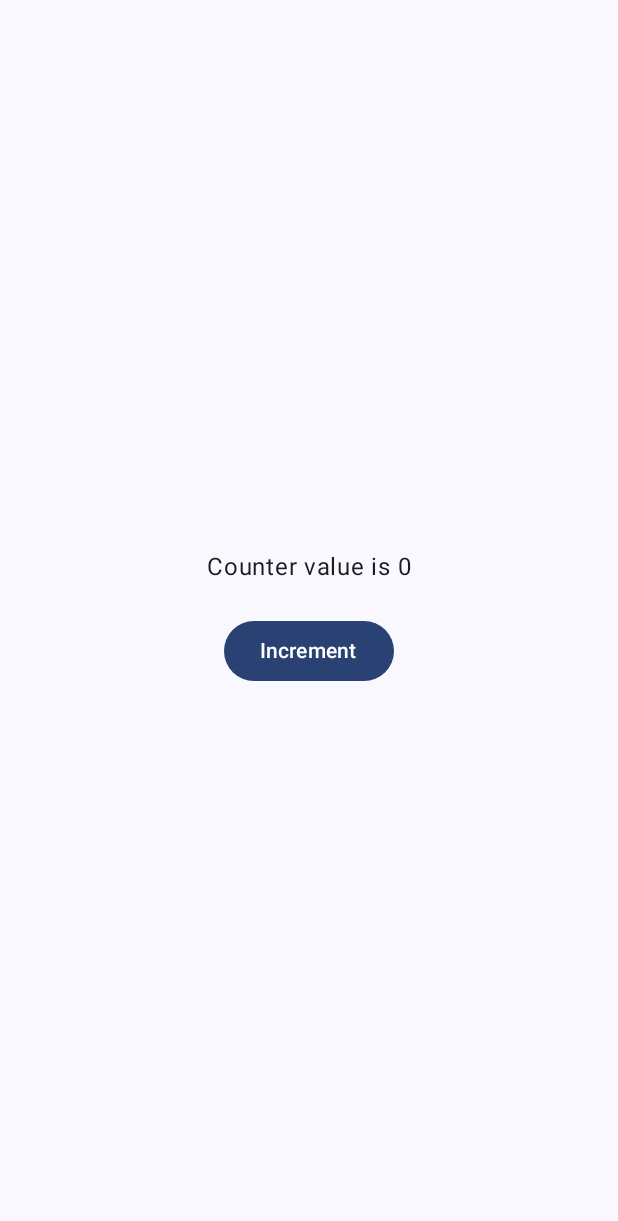
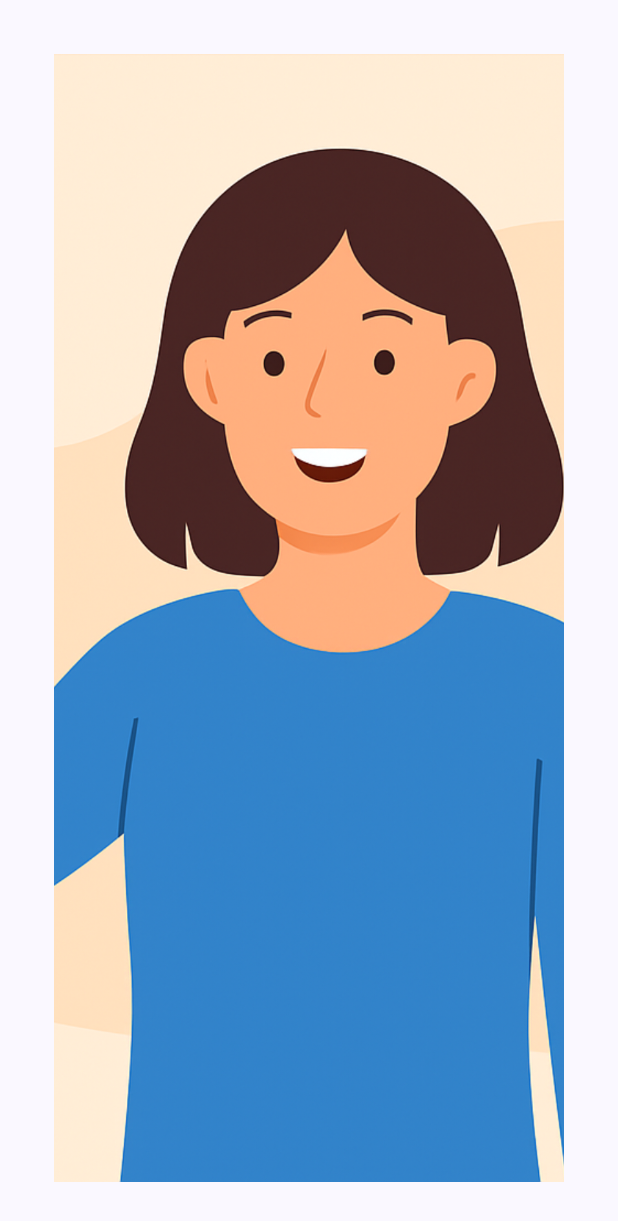
Before and after one commit to Raghav123-30/jetpack-compose-mastery, an Android app built with Jetpack Compose: the screen it shows after launch (MainActivity), on a phone screen of 412 x 824 dp. Shown: the top 1221 px of the screen. Run offline under Robolectric (Android 15) with nearby library versions, the phone set to English and light mode, and no system bars.

Commit message:
Explore displaying local images

```diff
--- a/app/src/main/java/com/warmup/jetpackcomposemastery/MainActivity.kt
+++ b/app/src/main/java/com/warmup/jetpackcomposemastery/MainActivity.kt
@@ -1,14 +1,18 @@
 package com.warmup.jetpackcomposemastery
 
+import android.annotation.SuppressLint
+import android.media.Image
 import android.os.Bundle
 import android.widget.Button
 import androidx.activity.ComponentActivity
 import androidx.activity.compose.setContent
 import androidx.activity.enableEdgeToEdge
+import androidx.compose.foundation.Image
 import androidx.compose.foundation.layout.Arrangement
 import androidx.compose.foundation.layout.Column
 import androidx.compose.foundation.layout.Spacer
 import androidx.compose.foundation.layout.fillMaxSize
+import androidx.compose.foundation.layout.fillMaxWidth
 import androidx.compose.foundation.layout.height
 import androidx.compose.foundation.layout.padding
 import androidx.compose.material3.Scaffold
@@ -21,24 +25,23 @@ import androidx.compose.runtime.saveable.rememberSaveable
 import androidx.compose.runtime.setValue
 import androidx.compose.ui.Alignment
 import androidx.compose.ui.Modifier
+import androidx.compose.ui.layout.ContentScale
+import androidx.compose.ui.res.painterResource
 import androidx.compose.ui.tooling.preview.Preview
 import androidx.compose.ui.unit.dp
 import com.warmup.jetpackcomposemastery.ui.theme.JetpackComposeMasteryTheme
 
 class MainActivity : ComponentActivity() {
+    @SuppressLint("UnusedMaterial3ScaffoldPaddingParameter")
     override fun onCreate(savedInstanceState: Bundle?) {
         super.onCreate(savedInstanceState)
         enableEdgeToEdge()
         setContent {
             JetpackComposeMasteryTheme {
-                Scaffold(modifier = Modifier.fillMaxSize()) { innerPadding ->
-                    var counter by rememberSaveable { mutableIntStateOf(0) }
-                    Column(modifier = Modifier.fillMaxSize().padding(innerPadding), verticalArrangement = Arrangement.Center, horizontalAlignment = Alignment.CenterHorizontally) {
-                        Text("Counter value is $counter")
-                        Spacer(modifier = Modifier.height(20.dp))
-                        ChildComponent {
-                            counter += 1
-                        }
+                Scaffold(modifier = Modifier.fillMaxSize()) {
+
+                    Column(modifier = Modifier.fillMaxSize().padding(20.dp), verticalArrangement = Arrangement.Center, horizontalAlignment = Alignment.CenterHorizontally) {
+                       DisplayImage()
                     }
                 }
             }
@@ -46,9 +49,13 @@ class MainActivity : ComponentActivity() {
     }
 }
 
+
 @Composable
-fun ChildComponent(onIncrement:()-> Unit){
-    Button(onClick = onIncrement) {
-        Text("Increment")
-    }
+fun DisplayImage(){
+    Image(
+        painter = painterResource(R.drawable.waving_person),
+        contentDescription = "Waving Person",
+        modifier = Modifier.fillMaxWidth().padding(16.dp),
+        contentScale = ContentScale.Crop
+    )
 }
```
Also changed, not shown: app/src/main/res/drawable/waving_person.png (added).
